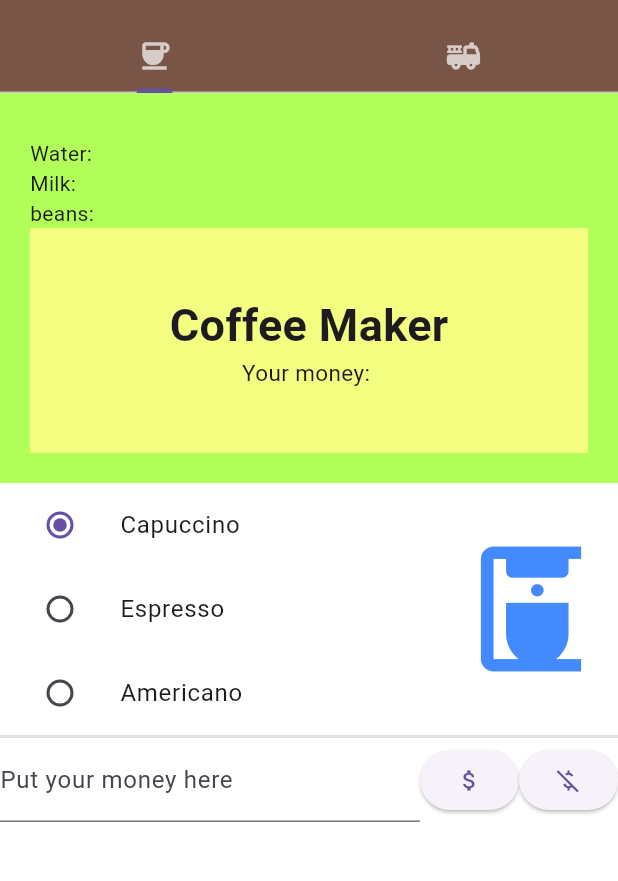
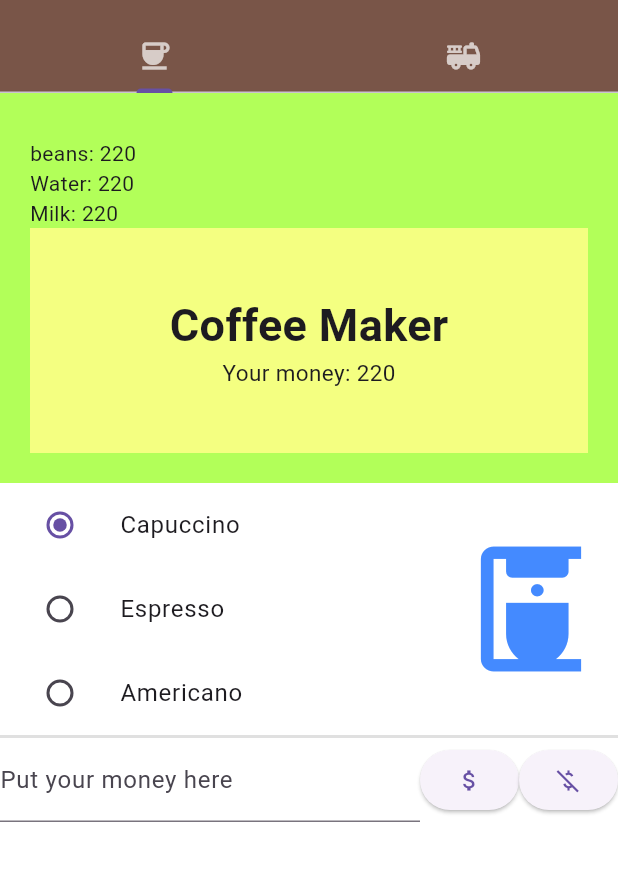
Before and after one commit to YaRus02/IT2001_Lobanov, a Flutter app: the screen it shows after launch, on a phone screen of 412 x 824 dp, the part 63-944 px from its top. Run offline on Flutter 3.47's test engine with Material 2 defaults, Android fonts, the phone set to English and light mode, and no system bars.

Commit message:
добавлен вывод ресурсов на дисплей пользователя

```diff
--- a/lab12/lib/Classes/Pages/Display.dart
+++ b/lab12/lib/Classes/Pages/Display.dart
@@ -1,7 +1,6 @@
 import 'package:flutter/material.dart';
 import 'package:lab12/Classes/Enums.dart';
 import 'package:lab12/Classes/Machine.dart';
-import 'package:lab12/Classes/Resources.dart';
 
 class Display extends StatefulWidget {
   final CoffeeMachine machine;
@@ -13,9 +12,6 @@ class Display extends StatefulWidget {
 
 class _Display extends State<Display> {
   CoffeeTypes? _coffee = CoffeeTypes.cappuccino;
-
-// class _Display2 extends StatefulWidget {
-//   const Display({Key? key}) : super(key: key);
 
   @override
   Widget build(BuildContext context) {
@@ -34,10 +30,11 @@ class _Display extends State<Display> {
                   padding: EdgeInsets.fromLTRB(20, 0, 0, 0),
                   child: Column(
                     crossAxisAlignment: CrossAxisAlignment.stretch,
-                    children: const [
-                      Text('Water: '),
-                      Text('Milk: '),
-                      Text('beans: '),
+                    children:  [
+                      Text('beans: ${widget.machine.resources.coffeeBeans}',),
+                      Text('Water: ${widget.machine.resources.water}'),
+                      Text('Milk: ${widget.machine.resources.milk}'),
+
                     ],
                   ),
                 ),
@@ -51,13 +48,13 @@ class _Display extends State<Display> {
                     ),
                     child: Column(
                       mainAxisAlignment: MainAxisAlignment.center,
-                      children: const [
-                        Text('Coffee Maker',
+                      children:  [
+                        const Text('Coffee Maker',
                             style: TextStyle(
                                 fontSize: 30, fontWeight: FontWeight.bold)),
                         Text(
-                          'Your money: ',
-                          style: TextStyle(fontSize: 15),
+                          'Your money: ${widget.machine.resources.cash}',
+                          style: const TextStyle(fontSize: 15),
                         ),
                       ],
                     ),
@@ -142,8 +139,6 @@ class _Display extends State<Display> {
                 onPressed: () {},
                 child: Icon(Icons.money_off_csred),
               ),
-              // IconButton(onPressed: () {}, icon: Icon(Icons.attach_money),),
-              // IconButton(onPressed: () {}, icon: Icon(Icons.money_off),),
             ],
           )
         ],
```
